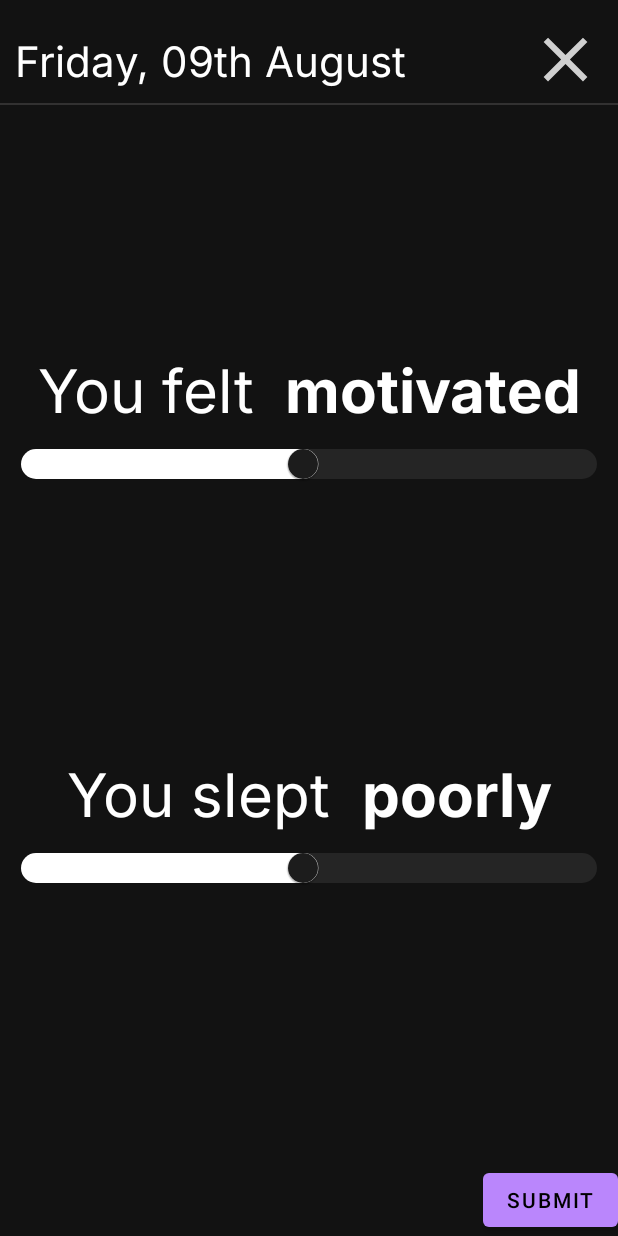
After one commit to junrsr/reflect-app, an Android app: the layout activity_completed_morning_reflection.xml on its own in the app's theme, with its tools: preview values and no code run, on a phone screen of 412 x 824 dp. The commit adds this screen. Run offline under Robolectric (Android 15) with nearby library versions, the phone set to English and light mode, and no system bars.

Commit message:
view and edit morning (basic)

```diff
--- /dev/null
+++ b/app/src/main/res/layout/activity_completed_morning_reflection.xml
@@ -0,0 +1,142 @@
+<?xml version="1.0" encoding="utf-8"?>
+<androidx.constraintlayout.widget.ConstraintLayout xmlns:android="http://schemas.android.com/apk/res/android"
+    xmlns:app="http://schemas.android.com/apk/res-auto"
+    xmlns:tools="http://schemas.android.com/tools"
+    android:id="@+id/main"
+    android:layout_width="match_parent"
+    android:layout_height="match_parent"
+    tools:context=".CompletedMorningReflectionActivity">
+
+    <TextView
+        android:id="@+id/dateView"
+        android:layout_width="wrap_content"
+        android:layout_height="wrap_content"
+        app:layout_constraintLeft_toLeftOf="parent"
+        app:layout_constraintTop_toTopOf="parent"
+        android:text="Friday, 09th August"
+        android:fontFamily="@font/inter"
+        android:textColor="@color/white"
+        android:textSize="28dp"
+        android:padding="10dp"
+        android:layout_marginBottom="10dp"
+        android:layout_marginTop="10dp"/>
+
+    <ImageView
+        android:layout_width="50dp"
+        android:layout_height="50dp"
+        android:id="@+id/close"
+        android:src="@drawable/ic_cross"
+        app:layout_constraintTop_toTopOf="@id/dateView"
+        app:layout_constraintBottom_toBottomOf="@id/dateView"
+        app:layout_constraintRight_toRightOf="parent"
+        android:layout_marginRight="10dp"
+        android:clickable="true"
+        android:foreground="?android:attr/selectableItemBackground"
+        app:layout_constraintHorizontal_bias="0.95"/>
+
+    <View
+        android:layout_width="match_parent"
+        android:layout_height="1dp"
+        android:background="@color/grey"
+        app:layout_constraintTop_toBottomOf="@id/dateView"
+        app:layout_constraintLeft_toLeftOf="parent"/>
+
+    <LinearLayout
+        android:layout_width="wrap_content"
+        android:layout_height="wrap_content"
+        app:layout_constraintLeft_toLeftOf="parent"
+        app:layout_constraintRight_toRightOf="parent"
+        app:layout_constraintVertical_bias="0.3"
+        app:layout_constraintTop_toTopOf="parent"
+        app:layout_constraintBottom_toBottomOf="parent"
+        android:id="@+id/motivationLayout"
+        >
+        <TextView
+            android:layout_width="wrap_content"
+            android:layout_height="wrap_content"
+            android:text="You felt "
+            android:textSize="40dp"
+            android:fontFamily="@font/inter"
+            android:textColor="@color/white"
+            />
+
+        <TextView
+            android:layout_width="wrap_content"
+            android:layout_height="wrap_content"
+            android:textSize="40dp"
+            android:text=" motivated"
+            android:id="@+id/motivationText"
+            android:fontFamily="@font/inter_bold"
+            android:textColor="@color/white"/>
+    </LinearLayout>
+
+    <com.google.android.material.slider.Slider
+        android:layout_width="wrap_content"
+        android:layout_height="wrap_content"
+        android:id="@+id/motivationSlider"
+        app:layout_constraintTop_toBottomOf="@id/motivationLayout"
+        android:valueFrom="0.1"
+        android:valueTo="5"
+        android:value="2.5"
+        app:haloRadius="0dp"
+        app:labelBehavior="gone"
+        app:thumbColor="@color/tabAlt"
+        app:trackColorActive="@color/white"
+        app:trackColorInactive="@color/tab"
+        app:trackHeight="20dp"
+        app:layout_constraintLeft_toLeftOf="parent"/>
+
+    <LinearLayout
+        android:layout_width="wrap_content"
+        android:layout_height="wrap_content"
+        app:layout_constraintLeft_toLeftOf="parent"
+        app:layout_constraintRight_toRightOf="parent"
+        app:layout_constraintVertical_bias="0.65"
+        app:layout_constraintTop_toTopOf="parent"
+        app:layout_constraintBottom_toBottomOf="parent"
+        android:id="@+id/sleepLayout">
+        <TextView
+            android:layout_width="wrap_content"
+            android:layout_height="wrap_content"
+            android:text="You slept "
+            android:textSize="40dp"
+            android:fontFamily="@font/inter"
+            android:textColor="@color/white"
+            />
+
+        <TextView
+            android:layout_width="wrap_content"
+            android:layout_height="wrap_content"
+            android:id="@+id/sleepText"
+            android:textSize="40dp"
+            android:text=" poorly"
+            android:fontFamily="@font/inter_bold"
+            android:textColor="@color/white"/>
+    </LinearLayout>
+
+    <com.google.android.material.slider.Slider
+        android:layout_width="wrap_content"
+        android:layout_height="wrap_content"
+        android:id="@+id/sleepSlider"
+        app:layout_constraintTop_toBottomOf="@id/sleepLayout"
+        android:valueFrom="0.1"
+        android:valueTo="5"
+        android:value="2.5"
+        app:haloRadius="0dp"
+        app:labelBehavior="gone"
+        app:thumbColor="@color/tabAlt"
+        app:trackColorActive="@color/white"
+        app:trackColorInactive="@color/tab"
+        app:trackHeight="20dp"
+        app:layout_constraintLeft_toLeftOf="parent"/>
+
+    <com.google.android.material.button.MaterialButton
+        android:layout_width="wrap_content"
+        android:layout_height="wrap_content"
+        android:id="@+id/submitButton"
+        app:layout_constraintRight_toRightOf="parent"
+        app:layout_constraintBottom_toBottomOf="parent"
+        android:text="Submit"/>
+
+
+</androidx.constraintlayout.widget.ConstraintLayout>
```
Also changed, not shown: app/src/main/AndroidManifest.xml (+7 -1 lines), app/src/main/java/com/example/reflect/CompletedJournalActivity.java (added, +69 -0 lines), app/src/main/java/com/example/reflect/CompletedMorningReflectionActivity.java (added, +162 -0 lines), app/src/main/java/com/example/reflect/JournalActivity.java (+5 -7 lines), app/src/main/java/com/example/reflect/MainActivity.java (+44 -23 lines), app/src/main/java/com/example/reflect/Utils.java (+22 -0 lines), app/src/main/res/layout/activity_completed_journal.xml (added, +17 -0 lines), app/src/main/res/layout/activity_journal.xml (+25 -2 lines), app/src/main/res/layout/activity_main.xml (+15 -0 lines).
